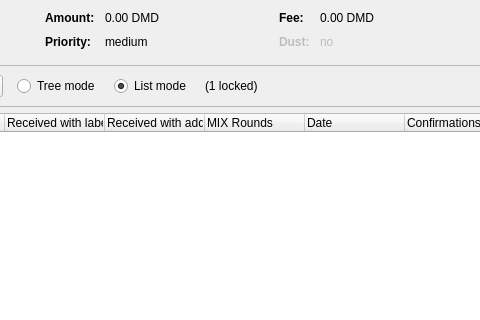
Old version of the form src/qt/forms/coincontroldialog.ui in the repository martyb166/Diamond; both pictures show x 207 to 687 and y 0 to 320 of the 954 by 500 pixel window.
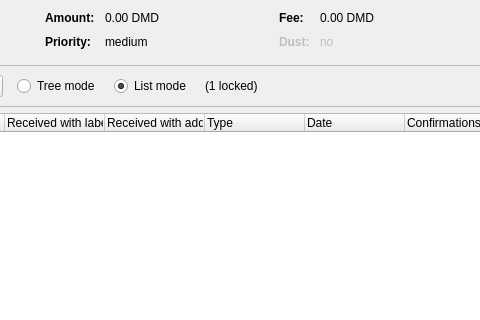
New version of the form. Custom widgets are drawn as their Qt base class.

```diff
--- a/src/qt/forms/coincontroldialog.ui
+++ b/src/qt/forms/coincontroldialog.ui
@@ -477,7 +477,7 @@
      </column>
      <column>
       <property name="text">
-       <string>MIX Rounds</string>
+       <string>Type</string>
       </property>
      </column>
      <column>
```
